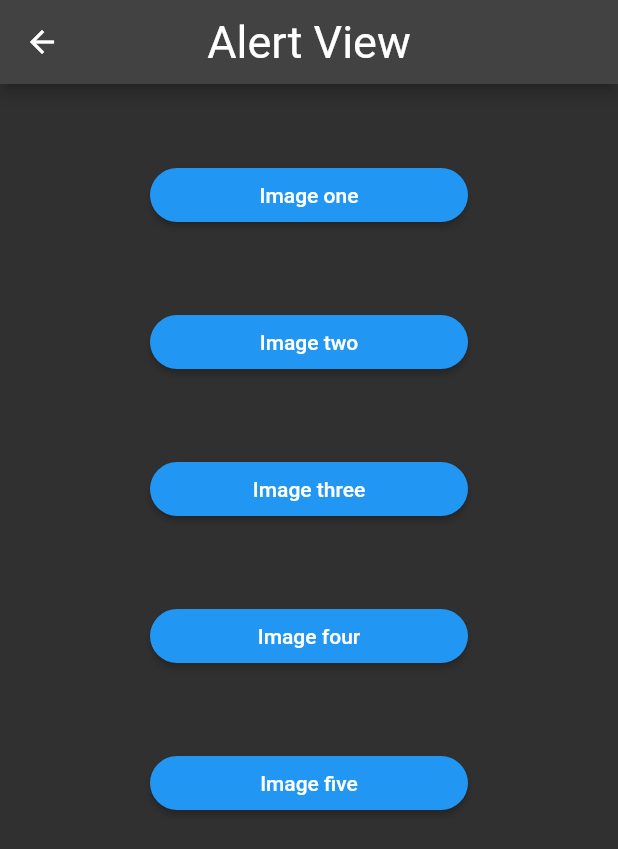
After one commit to DeijoseDevelop/proyecto_flutter_LSV, a Flutter app: the AlertView screen opened by its route, on a phone screen of 412 x 824 dp. The commit adds this screen. Shown: the top 849 px of the screen. Run offline on Flutter 3.47's test engine with Material 2 defaults, Android fonts, the phone set to English and light mode, and no system bars.

Commit message:
gallery alert finish

```diff
--- a/lib/src/routes/routes.dart
+++ b/lib/src/routes/routes.dart
@@ -6,6 +6,7 @@ import 'package:final_project_of_mobile/src/view/counter_view.dart';
 import 'package:final_project_of_mobile/src/view/count_screen.dart';
 import 'package:final_project_of_mobile/src/view/cont_page.dart';
 import 'package:final_project_of_mobile/src/view/gallery_view.dart';
+import 'package:final_project_of_mobile/src/view/alert_view.dart';
 
 
 Map<String, WidgetBuilder> getRoutes(){
@@ -15,5 +16,6 @@ Map<String, WidgetBuilder> getRoutes(){
     '/first': (BuildContext context) => const Counter(),
     '/task': (BuildContext context) => const CountScreen(),
     '/gallery': (BuildContext context) => const Gallery(),
+    '/alert': (BuildContext context) => const AlertView(),
   };
 }
--- /dev/null
+++ b/lib/src/view/alert_view.dart
@@ -0,0 +1,101 @@
+// ignore_for_file: deprecated_member_use
+
+import 'package:flutter/material.dart';
+
+class AlertView extends StatelessWidget {
+  const AlertView({Key? key}) : super(key: key);
+
+  @override
+  Widget build(BuildContext context) {
+
+    Map<String, String> urls = {
+    'url1': 'https://images.pexels.com/photos/417173/pexels-photo-417173.jpeg?auto=compress&cs=tinysrgb&h=650&w=940',
+    'url2': 'https://images.pexels.com/photos/36744/agriculture-arable-clouds-countryside.jpg?auto=compress&cs=tinysrgb&h=650&w=940',
+    'url3': 'https://images.pexels.com/photos/46710/pexels-photo-46710.jpeg?auto=compress&cs=tinysrgb&h=650&w=940',
+    'url4': 'https://images.pexels.com/photos/1181271/pexels-photo-1181271.jpeg?auto=compress&cs=tinysrgb&h=650&w=940',
+    'url5': 'https://images.pexels.com/photos/1192057/pexels-photo-1192057.jpeg?auto=compress&cs=tinysrgb&h=650&w=940',
+    };
+
+
+    return Scaffold(
+      appBar: AppBar(
+        title: const Text('Alert View'),
+        centerTitle: true,
+        titleTextStyle: const TextStyle(fontSize: 30),
+      ),
+      body: Container(
+          margin: const EdgeInsets.only(left: 100.0, right: 100.0,),
+          child: _list(context, urls)
+        ),
+      );
+  }
+
+  Widget _list(context, urls){
+    return ListView(
+        children: <Widget>[
+          const SizedBox(height: 50),
+          RaisedButton(
+            color: Colors.blue,
+            textColor: Colors.white,
+            shape: const StadiumBorder(),
+            onPressed: () => _showAlert(context, urls['url1']),
+            child: const Text('Image one'),
+          ),
+          const SizedBox(height: 50),
+          RaisedButton(
+            color: Colors.blue,
+            textColor: Colors.white,
+            shape: const StadiumBorder(),
+            onPressed: () => _showAlert(context, urls['url2']),
+            child: const Text('Image two'),
+          ),
+          const SizedBox(height: 50),
+          RaisedButton(
+            color: Colors.blue,
+            textColor: Colors.white,
+            shape: const StadiumBorder(),
+            onPressed: () => _showAlert(context, urls['url3']),
+            child: const Text('Image three'),
+          ),
+          const SizedBox(height: 50),
+          RaisedButton(
+            color: Colors.blue,
+            textColor: Colors.white,
+            shape: const StadiumBorder(),
+            onPressed: () => _showAlert(context, urls['url4']),
+            child: const Text('Image four'),
+          ),
+          const SizedBox(height: 50),
+          RaisedButton(
+            color: Colors.blue,
+            textColor: Colors.white,
+            shape: const StadiumBorder(),
+            onPressed: () => _showAlert(context, urls['url5']),
+            child: const Text('Image five'),
+          ),
+        ],
+      );
+  }
+
+  void _showAlert(BuildContext context, url) {
+    showDialog(
+      context: context,
+      builder: (context) => AlertDialog(
+        title: const Text('Alert'),
+        content: FadeInImage(
+          placeholder: const AssetImage('assets/jar-loading.gif'),
+          image: NetworkImage(url),
+          fadeInDuration: const Duration(milliseconds: 100),
+          height: 250.0,
+          fit: BoxFit.fitWidth,
+        ),
+        actions: <Widget>[
+          FlatButton(
+            child: const Text('Ok'),
+            onPressed: () => Navigator.of(context).pop(),
+          ),
+        ],
+      ),
+    );
+  }
+}
--- a/lib/src/view/home_view.dart
+++ b/lib/src/view/home_view.dart
@@ -38,6 +38,11 @@ class HomeView extends StatelessWidget {
           title: const Text('Gallery'),
           onTap: () => Navigator.pushNamed(context, '/gallery'),
         ),
+        ListTile(
+          leading: const Icon(Icons.add_alert_sharp),
+          title: const Text('Alert Galery'),
+          onTap: () => Navigator.pushNamed(context, '/alert'),
+        ),
       ],
     );
   }
```
